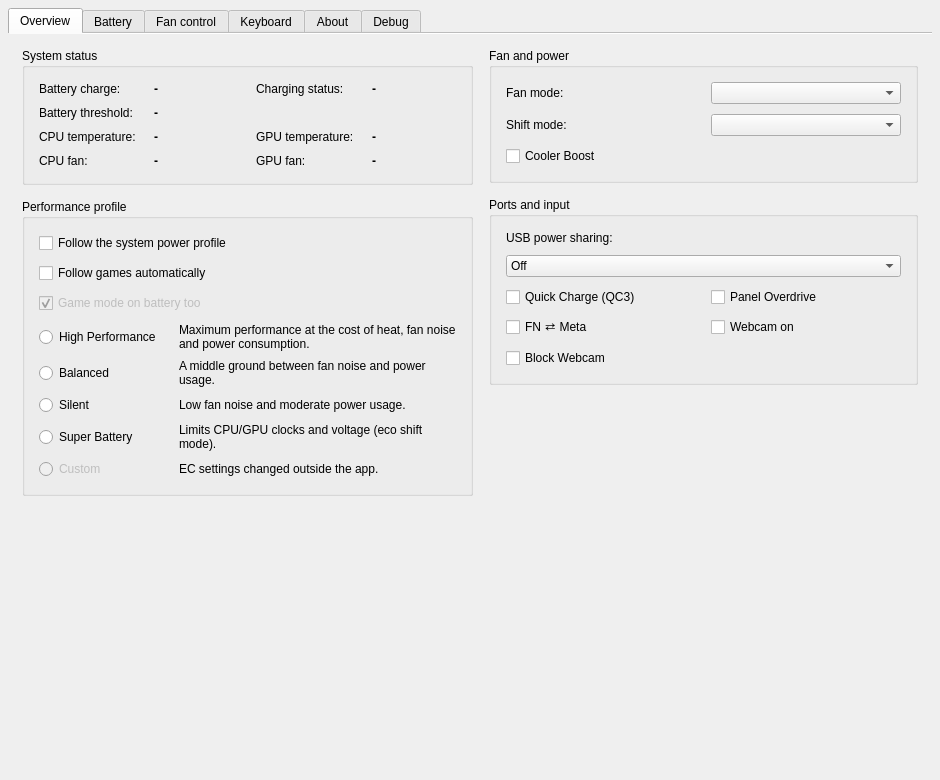
gouwschristo/MControlCenter, file src/mainwindow.ui: the form before one commit.
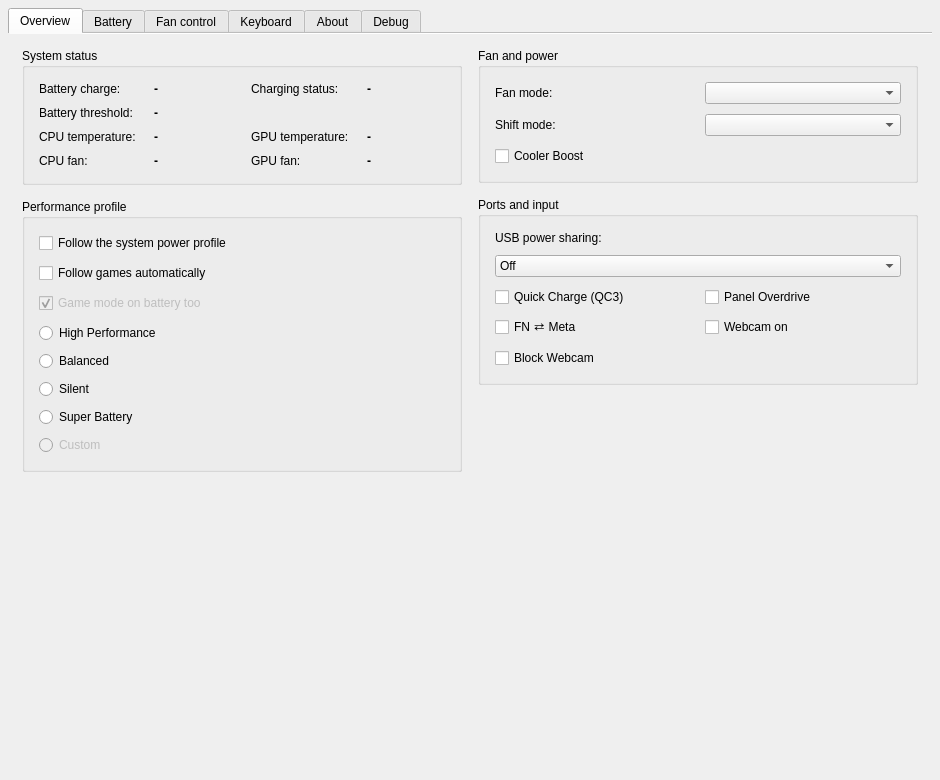
The form after the commit. Icons and pictures are not drawn.

Commit message: ng: drop inline profile descriptions, rely on tooltips

Diff of the .ui file:
```diff
--- a/src/mainwindow.ui
+++ b/src/mainwindow.ui
@@ -413,17 +413,7 @@
                        <string>High Performance</string>
                       </property>
                       <property name="toolTip">
-                       <string>Turbo shift mode with the automatic fan curve. Highest clocks, fan noise and power draw.</string>
-                      </property>
-                     </widget>
-                    </item>
-                    <item row="0" column="1">
-                     <widget class="QLabel" name="label_15">
-                      <property name="text">
-                       <string>Maximum performance at the cost of heat, fan noise and power consumption.</string>
-                      </property>
-                      <property name="wordWrap">
-                       <bool>true</bool>
+                       <string>Turbo shift mode with the automatic fan curve. Maximum clocks at the cost of heat, fan noise and power draw.</string>
                       </property>
                      </widget>
                     </item>
@@ -433,17 +423,7 @@
                        <string>Balanced</string>
                       </property>
                       <property name="toolTip">
-                       <string>Comfort shift mode with the automatic fan curve. The default everyday profile.</string>
-                      </property>
-                     </widget>
-                    </item>
-                    <item row="1" column="1">
-                     <widget class="QLabel" name="label_16">
-                      <property name="text">
-                       <string>A middle ground between fan noise and power usage.</string>
-                      </property>
-                      <property name="wordWrap">
-                       <bool>true</bool>
+                       <string>Comfort shift mode with the automatic fan curve. The default everyday middle ground between fan noise and power use.</string>
                       </property>
                      </widget>
                     </item>
@@ -453,17 +433,7 @@
                        <string>Silent</string>
                       </property>
                       <property name="toolTip">
-                       <string>Comfort shift mode with the silent fan curve. Lower fan noise and reduced sustained performance.</string>
-                      </property>
-                     </widget>
-                    </item>
-                    <item row="2" column="1">
-                     <widget class="QLabel" name="label_17">
-                      <property name="text">
-                       <string>Low fan noise and moderate power usage.</string>
-                      </property>
-                      <property name="wordWrap">
-                       <bool>true</bool>
+                       <string>Comfort shift mode with the silent fan curve. Low fan noise and moderate power use, with reduced sustained performance.</string>
                       </property>
                      </widget>
                     </item>
@@ -477,16 +447,6 @@
                       </property>
                      </widget>
                     </item>
-                    <item row="3" column="1">
-                     <widget class="QLabel" name="label_18">
-                      <property name="text">
-                       <string>Limits CPU/GPU clocks and voltage (eco shift mode).</string>
-                      </property>
-                      <property name="wordWrap">
-                       <bool>true</bool>
-                      </property>
-                     </widget>
-                    </item>
                     <item row="4" column="0">
                      <widget class="QRadioButton" name="customModeRadioButton">
                       <property name="enabled">
@@ -496,17 +456,7 @@
                        <string>Custom</string>
                       </property>
                       <property name="toolTip">
-                       <string>Shown when the EC is in sport/user shift mode or a non-preset fan mode. Change the values below or on the Fan control tab.</string>
-                      </property>
-                     </widget>
-                    </item>
-                    <item row="4" column="1">
-                     <widget class="QLabel" name="label_custom">
-                      <property name="text">
-                       <string>EC settings changed outside the app.</string>
-                      </property>
-                      <property name="wordWrap">
-                       <bool>true</bool>
+                       <string>Shown when the EC is in sport/user shift mode or a non-preset fan mode, usually because the settings were changed outside the app. Change the values below or on the Fan control tab.</string>
                       </property>
                      </widget>
                     </item>
```
